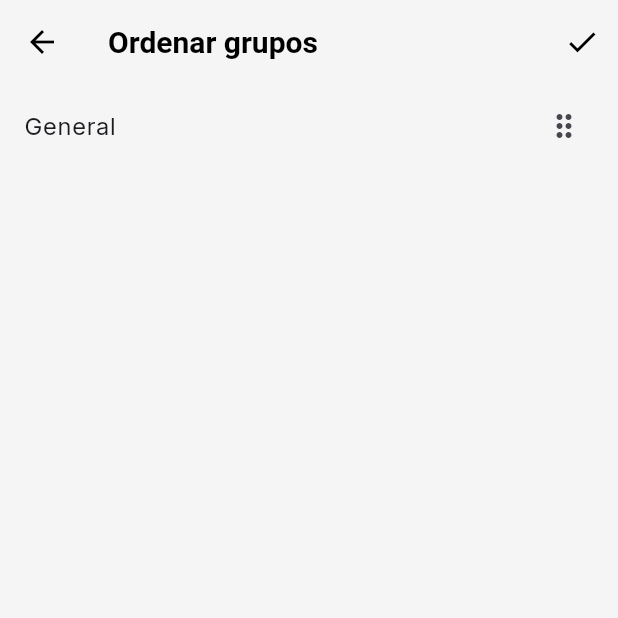
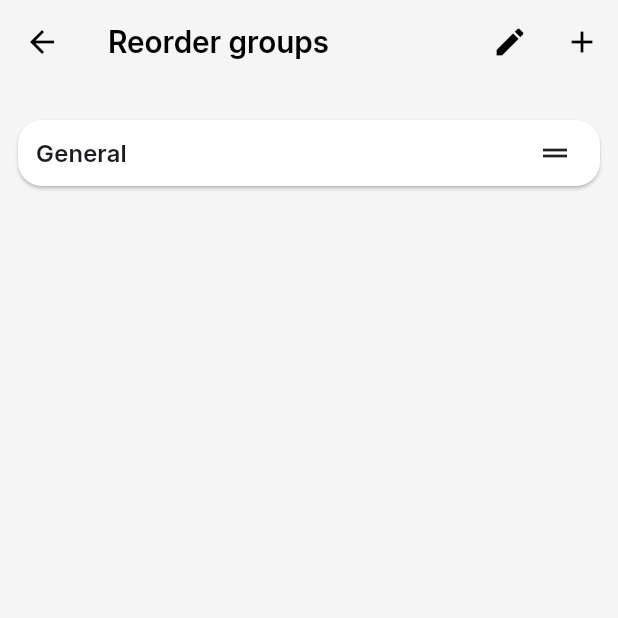
Before and after one commit to AgnerDDiaz/cashflowx, a Flutter app: the screen it shows after launch, item 3 of the bottom bar chosen, after a tap on the "edit" icon, after a tap on the "sort" icon, on a phone screen of 412 x 824 dp, the top half of it. Run offline on Flutter 3.47's test engine with Material 3 defaults, Android fonts, the phone set to English and light mode, and no system bars; our stand-ins replace easy_localization, sqflite; accounts and stored records are empty.

Commit message:
Implementacion completa de grupo de cuentas. completado.

```diff
--- a/lib/screen/groups_reorder_screen.dart
+++ b/lib/screen/groups_reorder_screen.dart
@@ -1,6 +1,9 @@
+import 'dart:async';
+import 'package:easy_localization/easy_localization.dart';
 import 'package:flutter/material.dart';
-import '../models/account_group.dart' show AccountGroup;
-import '../repositories/account_groups_repository.dart' as groups_repo;
+import '../models/account_group.dart';
+import '../repositories/account_groups_repository.dart';
+import 'add_group_screen.dart';
 
 class GroupsReorderScreen extends StatefulWidget {
   final List<AccountGroup> groups;
@@ -12,45 +15,210 @@ class GroupsReorderScreen extends StatefulWidget {
 
 class _GroupsReorderScreenState extends State<GroupsReorderScreen> {
   late List<AccountGroup> _list;
-  final _repo = groups_repo.AccountGroupsRepository();
+  final _repo = AccountGroupsRepository();
+  bool _editMode = false;
+
+  /// Se pone en true al reordenar/crear/eliminar para notificar al volver.
+  bool _dirty = false;
+
+  Timer? _debounce;
 
   @override
-  void initState() { super.initState(); _list = List.of(widget.groups); }
+  void initState() {
+    super.initState();
+    _list = List.of(widget.groups);
+  }
+
+  void _markDirty() {
+    if (!_dirty) setState(() => _dirty = true);
+  }
+
+  void _persistOrderDebounced() {
+    _markDirty();
+    _debounce?.cancel();
+    _debounce = Timer(const Duration(milliseconds: 250), () async {
+      final ids = _list.map((e) => e.id!).toList();
+      await _repo.reorder(ids);
+    });
+  }
+
+  Future<void> _refreshFromDb({bool markDirty = false}) async {
+    final fresh = await _repo.allOrdered();
+    setState(() {
+      _list = fresh;
+      if (markDirty) _dirty = true;
+    });
+  }
+
+  Future<void> _deleteGroup(AccountGroup g) async {
+    final ok = await showDialog<bool>(
+      context: context,
+      builder: (ctx) => AlertDialog(
+        title: Text('confirm_delete_group'.tr()),
+        content: Text('delete_group_warning'.tr()),
+        actions: [
+          TextButton(
+            onPressed: () => Navigator.pop(ctx, false),
+            child: Text('cancel'.tr()),
+          ),
+          TextButton(
+            onPressed: () => Navigator.pop(ctx, true),
+            child: Text(
+              'delete'.tr(),
+              style: const TextStyle(color: Colors.red),
+            ),
+          ),
+        ],
+      ),
+    );
+
+    if (ok != true) return;
+    await _repo.deleteAndMoveAccounts(g.id!);
+    await _refreshFromDb(markDirty: true);
+  }
+
+  Future<bool> _onWillPop() async {
+    // Devuelve si hubo cambios para que Accounts recargue.
+    Navigator.pop(context, _dirty);
+    return false;
+  }
+
+  @override
+  void dispose() {
+    _debounce?.cancel();
+    super.dispose();
+  }
 
   @override
   Widget build(BuildContext context) {
-    return Scaffold(
+    final t = Theme.of(context).textTheme;
+
+    return WillPopScope(
+      onWillPop: _onWillPop,
+      child: Scaffold(
         appBar: AppBar(
-        title: const Text('Ordenar grupos'),
+          title: Text(
+            'order_groups'.tr(),
+            style: t.titleLarge?.copyWith(fontWeight: FontWeight.w600),
+          ),
+          leading: IconButton(
+            icon: const Icon(Icons.arrow_back),
+            onPressed: () => _onWillPop(),
+          ),
           actions: [
             IconButton(
-            icon: const Icon(Icons.check),
+              tooltip: _editMode ? 'exit_edit'.tr() : 'edit'.tr(),
+              icon: Icon(_editMode ? Icons.checklist_rtl : Icons.edit),
+              onPressed: () => setState(() => _editMode = !_editMode),
+            ),
+            IconButton(
+              tooltip: 'new_group'.tr(),
+              icon: const Icon(Icons.add),
               onPressed: () async {
-              final orderedIds = _list.map((g) => g.id!).toList();
-              await _repo.reorder(orderedIds);
-              if (!mounted) return; Navigator.pop(context, true);
+                final created = await Navigator.push(
+                  context,
+                  MaterialPageRoute(builder: (_) => const AddGroupScreen()),
+                );
+                if (created == true) await _refreshFromDb(markDirty: true);
               },
             ),
           ],
         ),
         body: ReorderableListView.builder(
+          padding: const EdgeInsets.symmetric(horizontal: 12, vertical: 16),
           itemCount: _list.length,
-        onReorder: (oldIndex, newIndex) {
+          proxyDecorator: (child, index, animation) => Material(
+            color: Colors.transparent,
+            child: Transform.scale(scale: 1.02, child: child),
+          ),
+          onReorder: (oldIndex, newIndex) async {
             setState(() {
               if (newIndex > oldIndex) newIndex -= 1;
               final item = _list.removeAt(oldIndex);
               _list.insert(newIndex, item);
             });
+            _persistOrderDebounced(); // guarda automáticamente
           },
-        itemBuilder: (_, i) {
+          itemBuilder: (context, i) {
             final g = _list[i];
-          return ListTile(
-            key: ValueKey(g.id),
-            title: Text(g.name),
-            trailing: const Icon(Icons.drag_indicator),
+            return _GroupCard(
+              key: ValueKey('g_${g.id}'),
+              group: g,
+              index: i,
+              editMode: _editMode,
+              onDelete: () => _deleteGroup(g),
             );
           },
+        ),
       ),
     );
   }
 }
+
+class _GroupCard extends StatelessWidget {
+  final AccountGroup group;
+  final bool editMode;
+  final VoidCallback? onDelete;
+  final int index;
+
+  const _GroupCard({
+    super.key,
+    required this.group,
+    required this.editMode,
+    required this.index,
+    this.onDelete,
+  });
+
+  @override
+  Widget build(BuildContext context) {
+    final textStyle = Theme.of(context)
+        .textTheme
+        .titleMedium
+        ?.copyWith(fontWeight: FontWeight.w600);
+
+    // Card visual como las cuentas: usa cardColor, bordes y paddings suaves.
+    return Card(
+      key: key,
+      color: Theme.of(context).cardColor,
+      shape: RoundedRectangleBorder(borderRadius: BorderRadius.circular(16)),
+      margin: const EdgeInsets.symmetric(vertical: 8),
+      child: Padding(
+        padding: const EdgeInsets.symmetric(horizontal: 12, vertical: 10),
+        child: Row(
+          children: [
+            // Botón de eliminar a la IZQUIERDA (solo en modo edición)
+            if (editMode) ...[
+              IconButton(
+                tooltip: 'delete'.tr(),
+                icon: const Icon(Icons.remove_circle_outline, color: Colors.red),
+                onPressed: onDelete,
+              ),
+              const SizedBox(width: 4),
+            ],
+
+            // Nombre del grupo (ocupa el espacio central)
+            Expanded(
+              child: Text(
+                group.name,
+                style: textStyle,
+                maxLines: 1,
+                overflow: TextOverflow.ellipsis,
+              ),
+            ),
+
+            const SizedBox(width: 8),
+
+            // Handle de drag a la DERECHA (usa listener de reorder)
+            ReorderableDragStartListener(
+              index: index,
+              child: const Padding(
+                padding: EdgeInsets.symmetric(horizontal: 6.0),
+                child: Icon(Icons.drag_handle),
+              ),
+            ),
+          ],
+        ),
+      ),
+    );
+  }
+}
```
Also changed, not shown: assets/l10n/en.json (+9 -2 lines), assets/l10n/es.json (+10 -1 lines), lib/models/account_group.dart (+2 -60 lines), lib/repositories/account_groups_repository.dart (+15 -12 lines), lib/screen/add_group_screen.dart (added, +109 -0 lines), lib/widgets/account_group_section.dart (+9 -5 lines). Lines whose indentation alone changed are shown as unchanged.
